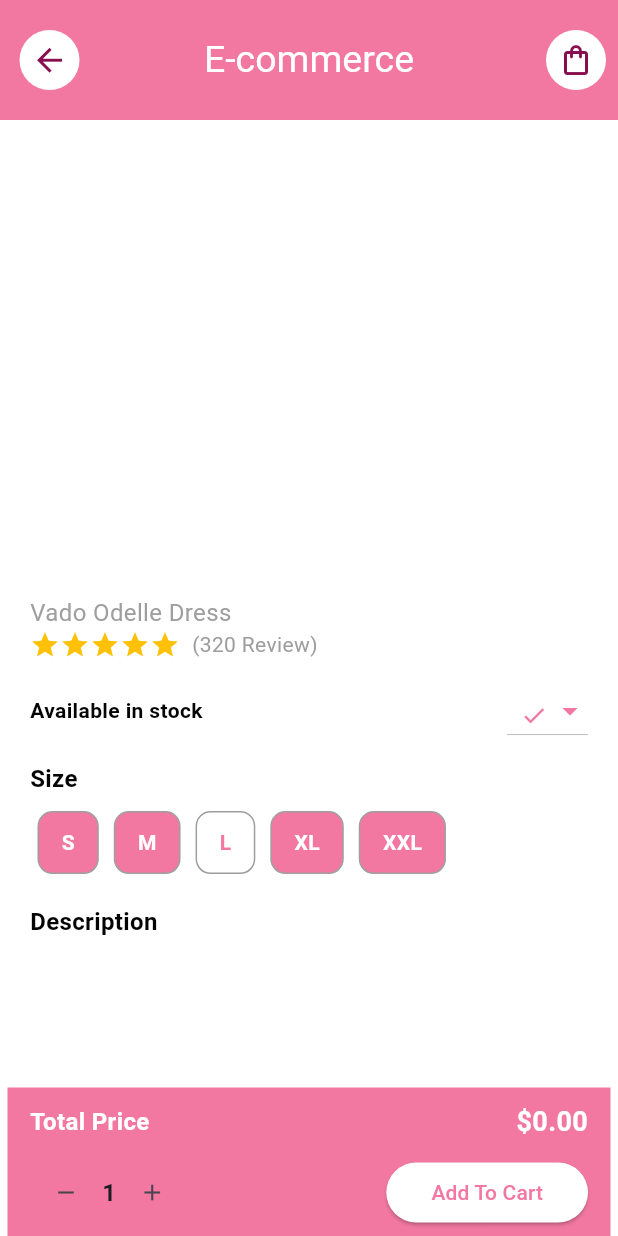
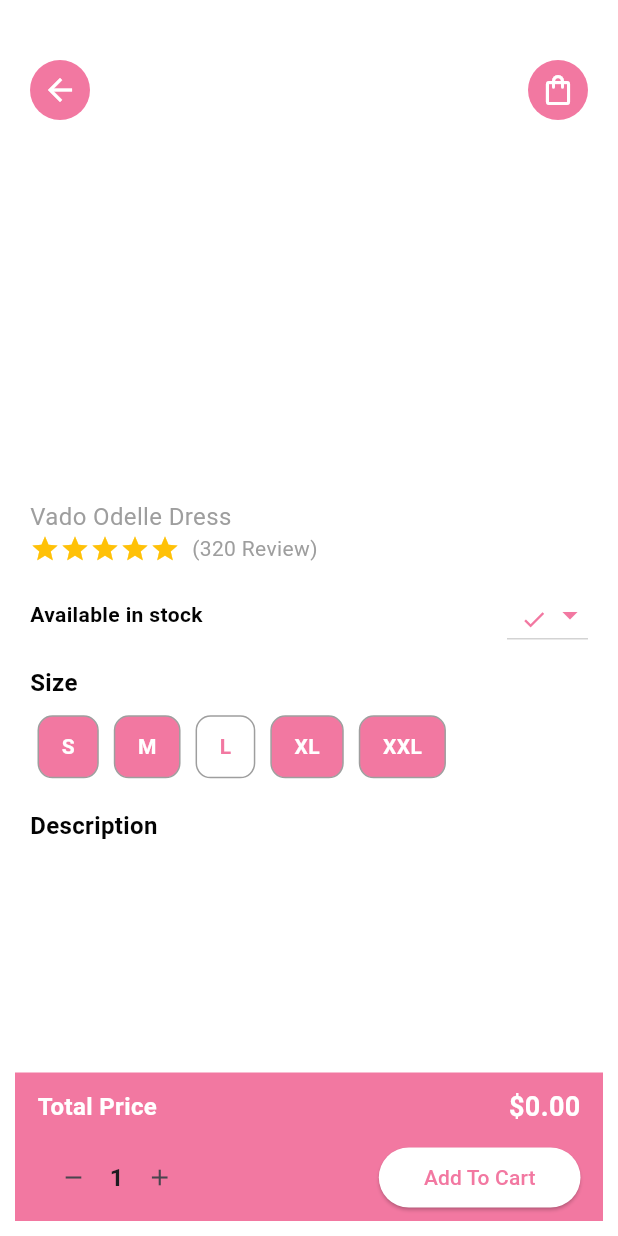
Before and after one commit to minakshibisen/firebase_ecommerce_f, a Flutter app: the ProductDetailScreen screen opened directly with empty values, on a phone screen of 412 x 824 dp. Run offline on Flutter 3.47's test engine with Material 3 defaults, Android fonts, the phone set to English and light mode, and no system bars; drawn by our look-alikes of carousel_slider; our stand-ins replace animate_do, cached_network_image, cloud_firestore, firebase_auth, firebase_core, firebase_messaging and 5 more; missing offline and left inert: flutter_imagecards; accounts and stored records are empty; generated files the repository leaves out were written again.

```diff
--- a/lib/screens/user-panel/product_detail_screen.dart
+++ b/lib/screens/user-panel/product_detail_screen.dart
@@ -4,6 +4,7 @@ import 'package:cloud_firestore/cloud_firestore.dart';
 import 'package:firebase_auth/firebase_auth.dart';
 import 'package:firebase_ecommerce_f/models/cart_model.dart';
 import 'package:firebase_ecommerce_f/models/product_model.dart';
+import 'package:firebase_ecommerce_f/screens/user-panel/main_screen.dart';
 import 'package:flutter/cupertino.dart';
 import 'package:flutter/material.dart';
 import 'package:get/get.dart';
@@ -52,51 +53,16 @@ class _ProductDetailScreenState extends State<ProductDetailScreen> {
 
     return Scaffold(
       backgroundColor: AppConstant.appSecondaryColor,
-      appBar: AppBar(
-        automaticallyImplyLeading: false,
-        leading: Padding(
-          padding: const EdgeInsets.only(left: 10.0),
-          child: Container(
-            margin: const EdgeInsets.all(3.0),
-            decoration: BoxDecoration(
-              shape: BoxShape.circle,
-              color: Colors.white,
-            ),
-            child: Icon(
-              Icons.arrow_back_sharp,
-              size: 25,
-              color: AppConstant.appMainColor2,
-            ),
-          ),
-        ),
-        actions: [
-          Padding(
-            padding: const EdgeInsets.all(8.0),
-            child: CircleAvatar(
-                backgroundColor: AppConstant.appSecondaryColor,
-                child: IconButton(
-                    icon: const Icon(Icons.shopping_bag_outlined,
-                        color: AppConstant.appMainColor2),
-                    onPressed: () async {
-                      Get.to(() => CartScreen());
-                    })),
-          )
-        ],
-        toolbarHeight: 80,
-        backgroundColor: AppConstant.appMainColor,
-        title: Text(
-          AppConstant.appMainName,
-          textAlign: TextAlign.center,
-          style: TextStyle(color: AppConstant.appSecondaryColor, fontSize: 25),
-        ),
-        centerTitle: true,
-      ),
       body: Stack(
         children: [
           Column(
             children: [
               Expanded(
-                flex: 10,
+                flex: 13,
+                child: Stack(
+                  children:[
+                    SizedBox(
+                      height: Get.height * 0.6, // Adjusted height
                       child: CarouselSlider(
                         items: images.map((imageUrl) {
                           return ClipRRect(
@@ -105,7 +71,7 @@ class _ProductDetailScreenState extends State<ProductDetailScreen> {
                               imageUrl: imageUrl.trim(),
                               fit: BoxFit.cover,
                               width: Get.width,
-                        height: Get.height * 0.5,
+                              height: Get.height * 0.4,
                               placeholder: (context, url) => const Center(
                                   child: CupertinoActivityIndicator()),
                               errorWidget: (context, url, error) =>
@@ -121,8 +87,39 @@ class _ProductDetailScreenState extends State<ProductDetailScreen> {
                         ),
                       ),
                     ),
+                    Positioned(
+                      top: 40,
+                      left: 20,
+                      child: CircleAvatar(
+                        backgroundColor: AppConstant.appMainColor,
+                        child: IconButton(
+                          icon:
+                          const Icon(Icons.arrow_back, color: Colors.white),
+                          onPressed: () {
+                            Get.to(()=>MainScreen());
+                          },
+                        ),
+                      ),
+                    ),
+                    Positioned(
+                      top: 40,
+                      right: 20,
+                      child: CircleAvatar(
+                        backgroundColor: AppConstant.appMainColor,
+                        child: IconButton(
+                          icon:
+                          const Icon(Icons.shopping_bag_outlined, color: Colors.white),
+                          onPressed: () {
+                          Get.to(()=>CartScreen());
+                          },
+                        ),
+                      ),
+                    ),
+                  ],
+                ),
+              ),
               Expanded(
-                flex: 18,
+                flex: 25,
                 child: Container(
                   padding: const EdgeInsets.all(20),
                   decoration: const BoxDecoration(
@@ -288,7 +285,7 @@ class _ProductDetailScreenState extends State<ProductDetailScreen> {
             left: 0,
             right: 0,
             child: Container(
-              margin: const EdgeInsets.symmetric(horizontal: 5, vertical: 0),
+              margin: const EdgeInsets.symmetric(horizontal: 10, vertical: 10),
               padding: const EdgeInsets.only(
                   top: 10, left: 15, right: 15, bottom: 5),
               color: AppConstant.appMainColor,
--- a/lib/utils/app-constant.dart
+++ b/lib/utils/app-constant.dart
@@ -11,4 +11,5 @@ class AppConstant{
   static const radColor=Color(0xFFBD0101);
   static const gray=Color(0xFFFCE4EC);
   static const borderColor=Color(0xFFF8BBD0);
+  static const decColor=Color(0xB2FA659C);
 }
--- a/lib/widgets/category_widget.dart
+++ b/lib/widgets/category_widget.dart
@@ -3,7 +3,6 @@ import 'package:cloud_firestore/cloud_firestore.dart';
 import 'package:firebase_ecommerce_f/models/category_model.dart';
 import 'package:firebase_ecommerce_f/utils/app-constant.dart';
 import 'package:flutter/cupertino.dart';
-import 'package:flutter/material.dart';
 import 'package:flutter_imagecards/flutter_imagecards.dart';
 import 'package:get/get.dart';
 
```
Also changed, not shown: lib/screens/user-panel/cart_screen.dart (+79 -27 lines), lib/screens/user-panel/checkout_screen.dart (+112 -103 lines), lib/screens/user-panel/main_screen.dart (+9 -8 lines), lib/screens/user-panel/order_screen.dart (+45 -25 lines), lib/widgets/heading_widget.dart (+13 -6 lines). Lines whose indentation alone changed are shown as unchanged.
